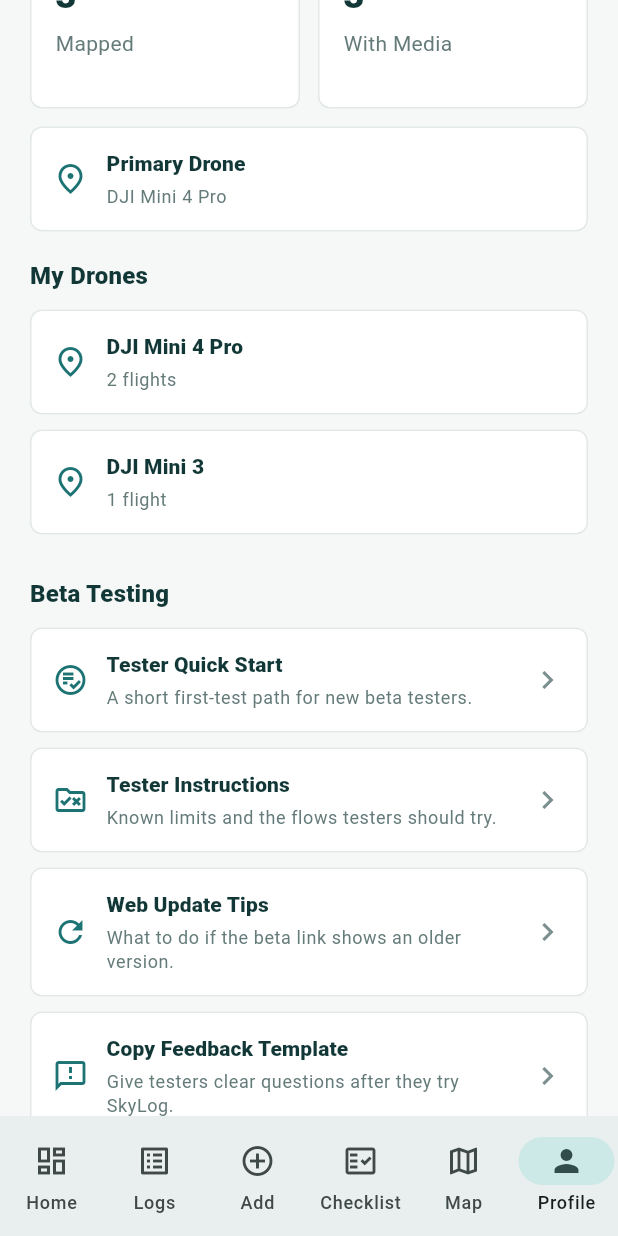
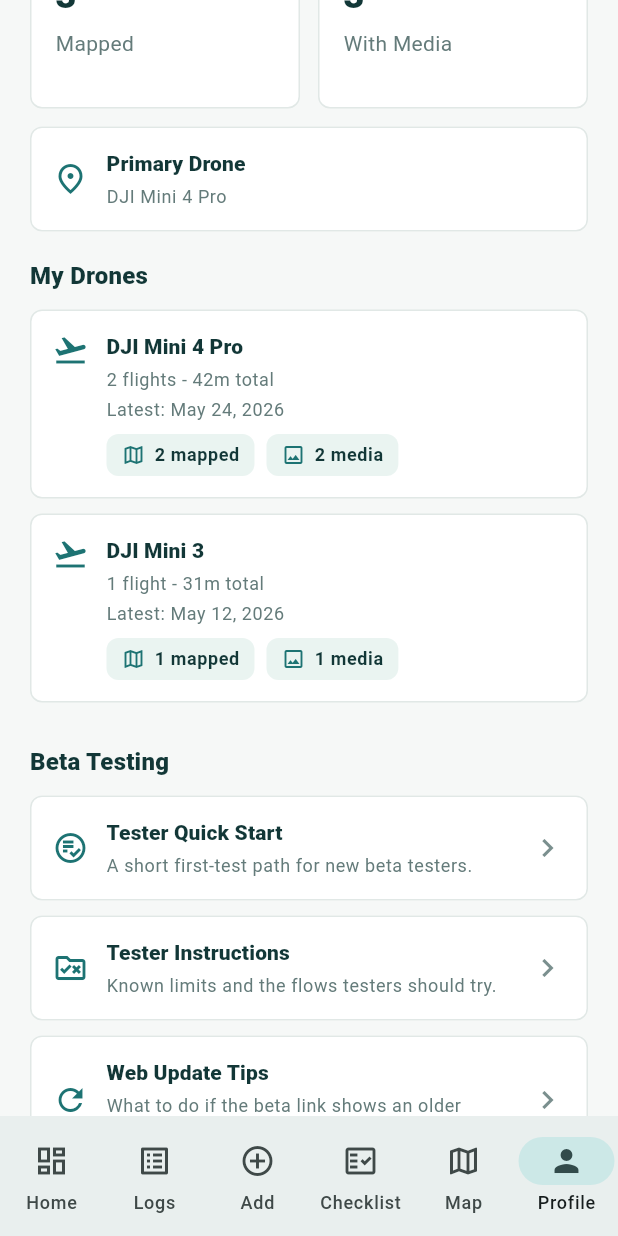
Before and after one commit to HouJue919/skylog, a Flutter app: the screen it shows after launch, item 6 of the bottom bar chosen, scrolled down 576 dp, on a phone screen of 412 x 824 dp. Run offline on Flutter 3.47's test engine with Material 3 defaults, Android fonts, the phone set to English and light mode, and no system bars; our stand-ins replace shared_preferences.

Commit message:
Add device profile summaries

```diff
--- a/app/lib/main.dart
+++ b/app/lib/main.dart
@@ -6,8 +6,8 @@
 
 const String _flightStorageKey = 'skylog_flights';
 const String _checklistStorageKey = 'skylog_preflight_checklist';
-const String _appVersionLabel = 'SkyLog v3.0';
-const String _appStageLabel = 'CSV Export';
+const String _appVersionLabel = 'SkyLog v3.1';
+const String _appStageLabel = 'Device Profiles';
 const int _preFlightChecklistTotal = 6;
 
 const List<String> _preFlightChecklistItems = [
@@ -18,6 +18,11 @@
   'Return-to-home point confirmed',
   'Storage card has space',
 ];
+
+int _durationMinutesFor(String duration) {
+  final match = RegExp(r'\d+').firstMatch(duration);
+  return match == null ? 0 : int.parse(match.group(0)!);
+}
 
 class FlightRecord {
   const FlightRecord({
@@ -1134,10 +1139,7 @@
   int get _totalFlightMinutes {
     var total = 0;
     for (final flight in flights) {
-      final match = RegExp(r'\d+').firstMatch(flight.duration);
-      if (match != null) {
-        total += int.parse(match.group(0)!);
-      }
+      total += _durationMinutesFor(flight.duration);
     }
     return total;
   }
@@ -1169,16 +1171,26 @@
     return sortedEntries.first.key;
   }
 
-  Map<String, int> get _droneCounts {
-    final counts = <String, int>{};
+  List<_DroneProfileSummary> get _droneProfiles {
+    final summaries = <String, _DroneProfileSummary>{};
     for (final flight in flights) {
       final drone = flight.drone.trim();
       if (drone.isEmpty) {
         continue;
       }
-      counts[drone] = (counts[drone] ?? 0) + 1;
-    }
-    return counts;
+      summaries.putIfAbsent(drone, () => _DroneProfileSummary(model: drone));
+      summaries[drone]!.addFlight(flight);
+    }
+
+    final profiles = summaries.values.toList()
+      ..sort((a, b) {
+        final flightComparison = b.totalFlights.compareTo(a.totalFlights);
+        if (flightComparison != 0) {
+          return flightComparison;
+        }
+        return b.totalMinutes.compareTo(a.totalMinutes);
+      });
+    return profiles;
   }
 
   String _buildExportJson() {
@@ -1788,7 +1800,7 @@
             const SizedBox(height: 18),
             const _FormSectionTitle('My Drones'),
             const SizedBox(height: 10),
-            _DroneSummaryList(droneCounts: _droneCounts),
+            _DroneSummaryList(droneProfiles: _droneProfiles),
             const SizedBox(height: 18),
             const _FormSectionTitle('Beta Testing'),
             const SizedBox(height: 10),
@@ -3231,33 +3243,162 @@
   }
 }
 
+class _DroneProfileSummary {
+  _DroneProfileSummary({required this.model});
+
+  final String model;
+  int totalFlights = 0;
+  int totalMinutes = 0;
+  int mappedFlights = 0;
+  int mediaFlights = 0;
+  String latestDate = '';
+
+  void addFlight(FlightRecord flight) {
+    totalFlights += 1;
+    totalMinutes += _durationMinutesFor(flight.duration);
+    if (flight.hasCoordinates) {
+      mappedFlights += 1;
+    }
+    if (flight.hasMedia) {
+      mediaFlights += 1;
+    }
+    latestDate = latestDate.isEmpty ? flight.date : latestDate;
+  }
+
+  String get flightLabel =>
+      totalFlights == 1 ? '1 flight' : '$totalFlights flights';
+
+  String get timeLabel {
+    final hours = totalMinutes ~/ 60;
+    final remainingMinutes = totalMinutes % 60;
+    if (hours == 0) {
+      return '${remainingMinutes}m';
+    }
+    if (remainingMinutes == 0) {
+      return '${hours}h';
+    }
+    return '${hours}h ${remainingMinutes}m';
+  }
+}
+
 class _DroneSummaryList extends StatelessWidget {
-  const _DroneSummaryList({required this.droneCounts});
-
-  final Map<String, int> droneCounts;
-
-  @override
-  Widget build(BuildContext context) {
-    if (droneCounts.isEmpty) {
+  const _DroneSummaryList({required this.droneProfiles});
+
+  final List<_DroneProfileSummary> droneProfiles;
+
+  @override
+  Widget build(BuildContext context) {
+    if (droneProfiles.isEmpty) {
       return const _LocationSummary(
         title: 'No drones yet',
         subtitle: 'Add a drone model when saving a flight record.',
       );
     }
 
-    final entries = droneCounts.entries.toList()
-      ..sort((a, b) => b.value.compareTo(a.value));
-
     return Column(
       children: [
-        for (final entry in entries) ...[
-          _LocationSummary(
-            title: entry.key,
-            subtitle: entry.value == 1 ? '1 flight' : '${entry.value} flights',
-          ),
+        for (final profile in droneProfiles) ...[
+          _DroneProfileCard(profile: profile),
           const SizedBox(height: 10),
         ],
       ],
+    );
+  }
+}
+
+class _DroneProfileCard extends StatelessWidget {
+  const _DroneProfileCard({required this.profile});
+
+  final _DroneProfileSummary profile;
+
+  @override
+  Widget build(BuildContext context) {
+    final subtitleStyle = Theme.of(
+      context,
+    ).textTheme.bodySmall?.copyWith(color: const Color(0xFF647B7A));
+
+    return Container(
+      padding: const EdgeInsets.all(14),
+      decoration: BoxDecoration(
+        color: Colors.white,
+        borderRadius: BorderRadius.circular(8),
+        border: Border.all(color: const Color(0xFFE1E8E6)),
+      ),
+      child: Row(
+        crossAxisAlignment: CrossAxisAlignment.start,
+        children: [
+          const Icon(Icons.flight_takeoff_outlined, color: Color(0xFF1D7373)),
+          const SizedBox(width: 12),
+          Expanded(
+            child: Column(
+              crossAxisAlignment: CrossAxisAlignment.start,
+              children: [
+                Text(
+                  profile.model,
+                  style: Theme.of(context).textTheme.titleSmall?.copyWith(
+                    color: const Color(0xFF123737),
+                    fontWeight: FontWeight.w800,
+                  ),
+                ),
+                const SizedBox(height: 4),
+                Text(
+                  '${profile.flightLabel} - ${profile.timeLabel} total',
+                  style: subtitleStyle,
+                ),
+                const SizedBox(height: 4),
+                Text('Latest: ${profile.latestDate}', style: subtitleStyle),
+                const SizedBox(height: 8),
+                Wrap(
+                  spacing: 8,
+                  runSpacing: 8,
+                  children: [
+                    _MiniStatChip(
+                      icon: Icons.map_outlined,
+                      label: '${profile.mappedFlights} mapped',
+                    ),
+                    _MiniStatChip(
+                      icon: Icons.image_outlined,
+                      label: '${profile.mediaFlights} media',
+                    ),
+                  ],
+                ),
+              ],
+            ),
+          ),
+        ],
+      ),
+    );
+  }
+}
+
+class _MiniStatChip extends StatelessWidget {
+  const _MiniStatChip({required this.icon, required this.label});
+
+  final IconData icon;
+  final String label;
+
+  @override
+  Widget build(BuildContext context) {
+    return Container(
+      padding: const EdgeInsets.symmetric(horizontal: 10, vertical: 6),
+      decoration: BoxDecoration(
+        color: const Color(0xFFEAF4F1),
+        borderRadius: BorderRadius.circular(8),
+      ),
+      child: Row(
+        mainAxisSize: MainAxisSize.min,
+        children: [
+          Icon(icon, size: 16, color: const Color(0xFF1D7373)),
+          const SizedBox(width: 6),
+          Text(
+            label,
+            style: Theme.of(context).textTheme.bodySmall?.copyWith(
+              color: const Color(0xFF123737),
+              fontWeight: FontWeight.w700,
+            ),
+          ),
+        ],
+      ),
     );
   }
 }
```
Also changed, not shown: 6 other files.
